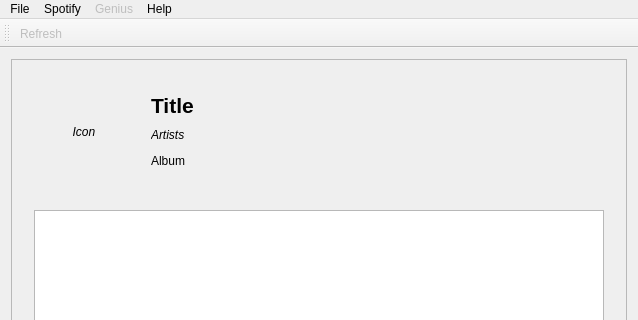
Cynnexis/MuSync, file mainwindow.ui: the form before one commit; both pictures show x 0 to 638 and y 0 to 320 of the 638 by 493 pixel window.
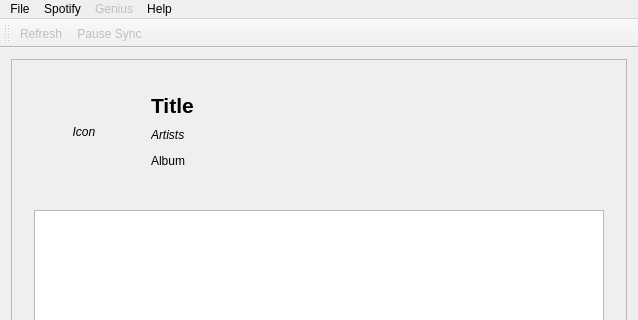
The form after the commit. Icons and pictures are not drawn.

The edit to the form file:
```diff
--- a/mainwindow.ui
+++ b/mainwindow.ui
@@ -209,6 +209,15 @@
    <addaction name="menuHelp"/>
   </widget>
   <widget class="QToolBar" name="mainToolBar">
+   <property name="enabled">
+    <bool>false</bool>
+   </property>
+   <property name="movable">
+    <bool>true</bool>
+   </property>
+   <property name="toolButtonStyle">
+    <enum>Qt::ToolButtonIconOnly</enum>
+   </property>
    <attribute name="toolBarArea">
     <enum>TopToolBarArea</enum>
    </attribute>
@@ -216,6 +225,7 @@
     <bool>false</bool>
    </attribute>
    <addaction name="actionRefresh"/>
+   <addaction name="actionResumePause"/>
   </widget>
   <widget class="QStatusBar" name="statusBar"/>
   <action name="actionRefresh">
@@ -336,6 +346,19 @@
     <string>Settings</string>
    </property>
   </action>
+  <action name="actionResumePause">
+   <property name="icon">
+    <iconset>
+     <normalon>:/svg/pause</normalon>
+    </iconset>
+   </property>
+   <property name="text">
+    <string>Pause Sync</string>
+   </property>
+   <property name="toolTip">
+    <string>Pause Sync</string>
+   </property>
+  </action>
  </widget>
  <layoutdefault spacing="6" margin="11"/>
  <resources/>
```
Left out of the diff: 16 changed lines with no effect on the pictures.
